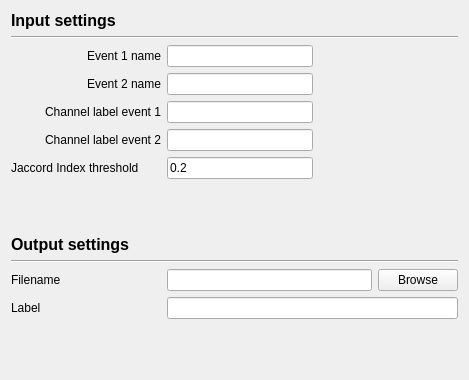
Qt form modules/CEAMSModules/EventCompare/Ui_EventCompareSettingsView.ui (SnoozToolbox/snooz-package-ceams) before a commit.
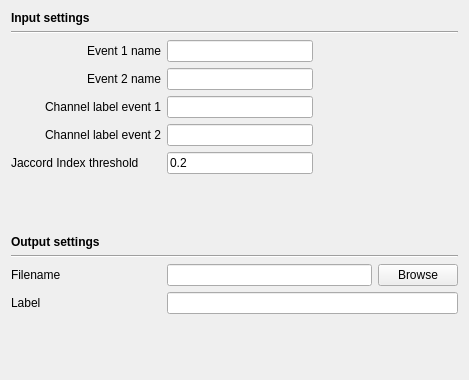
The same form after that commit.

What changed in the file:
```diff
--- a/modules/CEAMSModules/EventCompare/Ui_EventCompareSettingsView.ui
+++ b/modules/CEAMSModules/EventCompare/Ui_EventCompareSettingsView.ui
@@ -18,7 +18,6 @@
     <widget class="QLabel" name="label_5">
      <property name="font">
       <font>
-       <pointsize>12</pointsize>
        <weight>75</weight>
        <bold>true</bold>
       </font>
@@ -225,7 +224,6 @@
     <widget class="QLabel" name="label_4">
      <property name="font">
       <font>
-       <pointsize>12</pointsize>
        <weight>75</weight>
        <bold>true</bold>
       </font>
```
